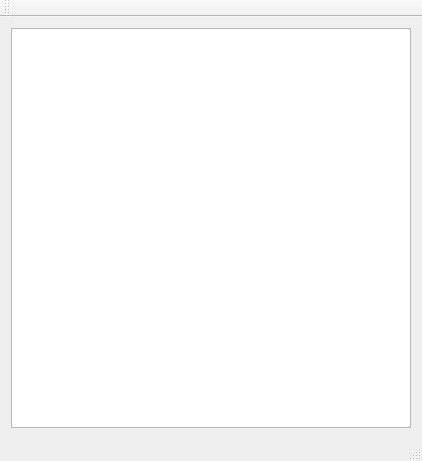
Above: mainwindow.ui from wosiu/game-of-15 before the change. Below: the same form after it.
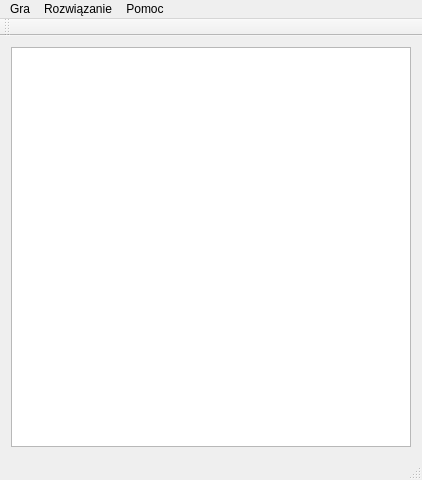
That is the form after the change.

Commit message: dodane Menu - niepodpięte

What changed in the file:
```diff
--- a/mainwindow.ui
+++ b/mainwindow.ui
@@ -10,7 +10,7 @@
     <x>0</x>
     <y>0</y>
     <width>420</width>
-    <height>460</height>
+    <height>478</height>
    </rect>
   </property>
   <property name="minimumSize">
@@ -93,6 +93,42 @@
      <height>25</height>
     </rect>
    </property>
+   <widget class="QMenu" name="menuGra">
+    <property name="title">
+     <string>Gra</string>
+    </property>
+    <widget class="QMenu" name="menuNowa_Gra">
+     <property name="title">
+      <string>Nowa Gra</string>
+     </property>
+     <addaction name="actionLatwa"/>
+     <addaction name="actionNormalna"/>
+     <addaction name="actionTrudna"/>
+     <addaction name="actionHardcore"/>
+    </widget>
+    <addaction name="menuNowa_Gra"/>
+    <addaction name="separator"/>
+    <addaction name="actionZamknij"/>
+   </widget>
+   <widget class="QMenu" name="menuRozwiazanie">
+    <property name="title">
+     <string>Rozwiązanie</string>
+    </property>
+    <addaction name="actionStart"/>
+    <addaction name="actionStop"/>
+    <addaction name="actionForward"/>
+    <addaction name="actionBack"/>
+   </widget>
+   <widget class="QMenu" name="menuPomoc">
+    <property name="title">
+     <string>Pomoc</string>
+    </property>
+    <addaction name="actionSkroty_klawiszowe"/>
+    <addaction name="actionAutor"/>
+   </widget>
+   <addaction name="menuGra"/>
+   <addaction name="menuRozwiazanie"/>
+   <addaction name="menuPomoc"/>
   </widget>
   <widget class="QToolBar" name="mainToolBar">
    <attribute name="toolBarArea">
```
Left out of the diff: 93 changed lines with no effect on the pictures. The commit also changes 1 other file.
